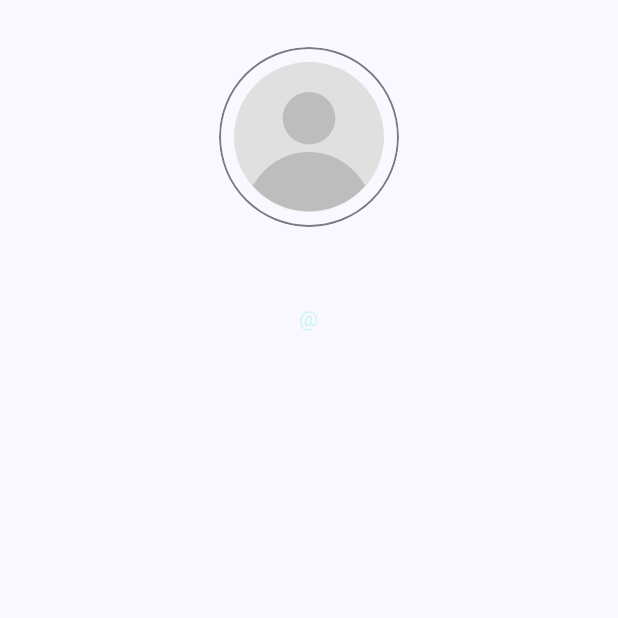
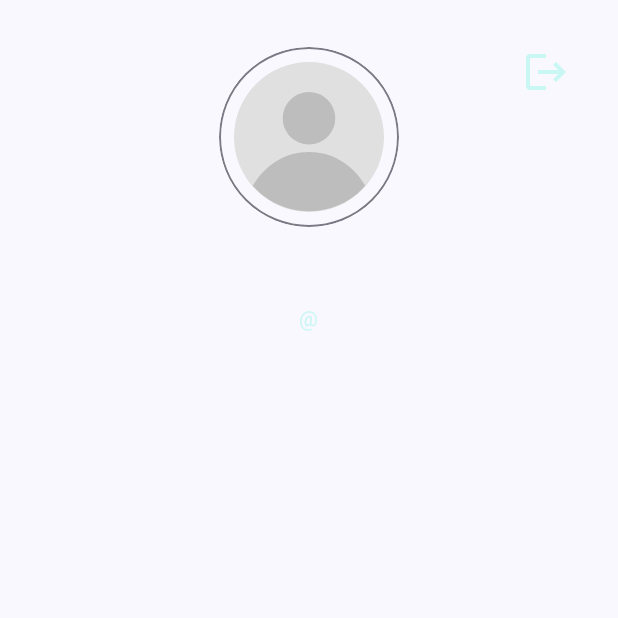
Before and after one commit to NepTune-SwEnt/NepTune, an Android app built with Jetpack Compose: the composable ProfileScreen shown on its own in the app's theme, on a phone screen of 412 x 824 dp, the top half of it. Run offline under Robolectric (Android 15) with nearby library versions, the light colour scheme and no system bars.

Commit message:
feat: Add logout button to profile screen
This commit introduces a logout button to the `ProfileScreen`.

- Added a new `IconButton` for logging out, positioned at the top-right corner of the screen.
- Imported `IconButton`, `Icons.AutoMirrored.Filled.Logout` and updated the layout to a `Box` to accommodate the new button.
- A new callback, `onLogoutClick`, has been added to the `ProfileScreen` composable to handle the logout action.
- A test tag `LOGOUT_BUTTON` has been defined for testing purposes.

```diff
--- a/app/src/main/java/com/neptune/neptune/ui/profile/ProfileScreen.kt
+++ b/app/src/main/java/com/neptune/neptune/ui/profile/ProfileScreen.kt
@@ -15,11 +15,13 @@ import androidx.compose.foundation.layout.size
 import androidx.compose.foundation.layout.width
 import androidx.compose.foundation.shape.CircleShape
 import androidx.compose.material.icons.Icons
+import androidx.compose.material.icons.automirrored.filled.Logout
 import androidx.compose.material.icons.filled.Check
 import androidx.compose.material.icons.filled.Edit
 import androidx.compose.material3.Button
 import androidx.compose.material3.ExperimentalMaterial3Api
 import androidx.compose.material3.Icon
+import androidx.compose.material3.IconButton
 import androidx.compose.material3.MaterialTheme
 import androidx.compose.material3.OutlinedTextField
 import androidx.compose.material3.SmallFloatingActionButton
@@ -72,6 +74,7 @@ object ProfileScreenTestTags {
 
   const val EDIT_BUTTON = "profile/btn/edit"
   const val SAVE_BUTTON = "profile/btn/save"
+  const val LOGOUT_BUTTON = "profile/btn/logout"
 
   const val FIELD_NAME = "profile/field/name"
   const val FIELD_USERNAME = "profile/field/username"
@@ -89,6 +92,7 @@ object ProfileScreenTestTags {
  * @param onNameChange Called whenever the user edits their name field.
  * @param onUsernameChange Called whenever the user edits their username field.
  * @param onBioChange Called whenever the user edits their bio field.
+ * @param onLogoutClick Callback invoked when the Logout button is pressed.
  */
 @Composable
 fun ProfileScreen(
@@ -98,6 +102,7 @@ fun ProfileScreen(
     onNameChange: (String) -> Unit = {},
     onUsernameChange: (String) -> Unit = {},
     onBioChange: (String) -> Unit = {},
+    onLogoutClick: () -> Unit = {},
 ) {
   // TODO: add profile picture, follower/following count and back button
   Column(modifier = Modifier.padding(16.dp).testTag(ProfileScreenTestTags.ROOT)) {
@@ -106,6 +111,7 @@ fun ProfileScreen(
         ProfileViewContent(
             state = uiState,
             onEdit = onEditClick,
+            onLogout = onLogoutClick,
         )
       }
       ProfileMode.EDIT -> {
@@ -133,7 +139,9 @@ fun ProfileScreen(
 private fun ProfileViewContent(
     state: ProfileUiState,
     onEdit: () -> Unit,
+    onLogout: () -> Unit,
 ) {
+  Box(modifier = Modifier.fillMaxSize()) {
     Column(
         modifier = Modifier.fillMaxSize().testTag(ProfileScreenTestTags.VIEW_CONTENT),
         horizontalAlignment = Alignment.CenterHorizontally,
@@ -186,6 +194,21 @@ private fun ProfileViewContent(
             Icon(imageVector = Icons.Default.Edit, contentDescription = "Edit")
             Spacer(Modifier.width(8.dp))
             Text("Edit")
+          }
+    }
+    // the logout button is aligned to the top end corner
+    IconButton(
+        modifier =
+            Modifier.align(Alignment.TopEnd)
+                .padding(8.dp)
+                .size(48.dp) // Make the touch target bigger
+                .testTag(ProfileScreenTestTags.LOGOUT_BUTTON),
+        onClick = onLogout) {
+          Icon(
+              modifier = Modifier.size(32.dp), // And the icon too
+              imageVector = Icons.AutoMirrored.Filled.Logout,
+              contentDescription = "Logout",
+              tint = LightTurquoise)
         }
   }
 }
```
Lines whose indentation alone changed are shown as unchanged.
